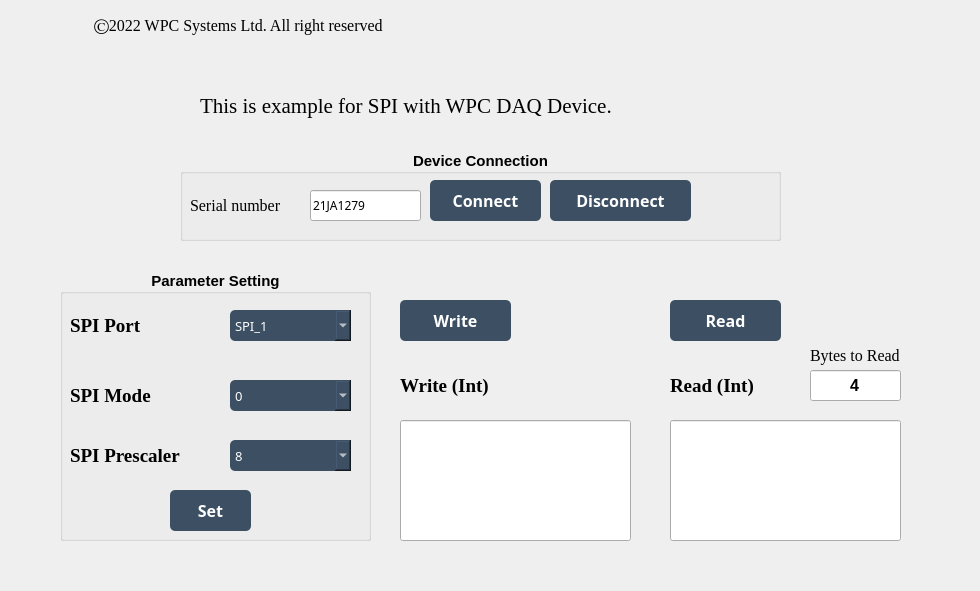
First picture: the form in Examples/GUI/SPI/Example_SPI/UI_design/example_GUI_SPI.ui, repository WPC-Systems-Ltd/WPC_Python_driver_release, before the edit.
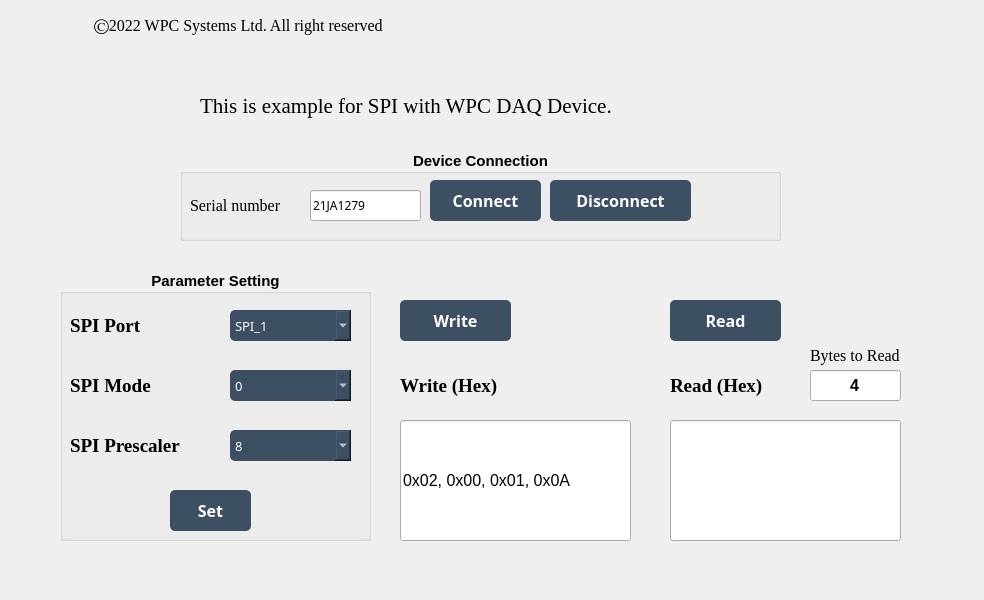
Second picture: the form after the edit. Icons and pictures are not drawn.

```diff
--- a/Examples/GUI/SPI/Example_SPI/UI_design/example_GUI_SPI.ui
+++ b/Examples/GUI/SPI/Example_SPI/UI_design/example_GUI_SPI.ui
@@ -6,8 +6,8 @@
    <rect>
     <x>0</x>
     <y>0</y>
-    <width>980</width>
-    <height>591</height>
+    <width>984</width>
+    <height>600</height>
    </rect>
   </property>
   <property name="minimumSize">
@@ -547,7 +547,7 @@
      <property name="geometry">
       <rect>
        <x>10</x>
-       <y>100</y>
+       <y>90</y>
        <width>111</width>
        <height>51</height>
       </rect>
@@ -568,7 +568,7 @@
      <property name="geometry">
       <rect>
        <x>10</x>
-       <y>160</y>
+       <y>150</y>
        <width>151</width>
        <height>51</height>
       </rect>
@@ -589,7 +589,7 @@
      <property name="geometry">
       <rect>
        <x>170</x>
-       <y>110</y>
+       <y>100</y>
        <width>121</width>
        <height>31</height>
       </rect>
@@ -832,7 +832,7 @@
      <property name="geometry">
       <rect>
        <x>170</x>
-       <y>170</y>
+       <y>160</y>
        <width>121</width>
        <height>31</height>
       </rect>
@@ -1259,7 +1259,7 @@
      </font>
     </property>
     <property name="text">
-     <string>Write (Int)</string>
+     <string>Write (Hex)</string>
     </property>
    </widget>
    <widget class="QLabel" name="lb_read">
@@ -1280,7 +1280,7 @@
      </font>
     </property>
     <property name="text">
-     <string>Read (Int)</string>
+     <string>Read (Hex)</string>
     </property>
    </widget>
    <widget class="QLineEdit" name="lineEdit_write">
@@ -1298,7 +1298,7 @@
      </font>
     </property>
     <property name="text">
-     <string/>
+     <string>0x02, 0x00, 0x01, 0x0A</string>
     </property>
    </widget>
    <widget class="QLineEdit" name="lineEdit_read">
```
